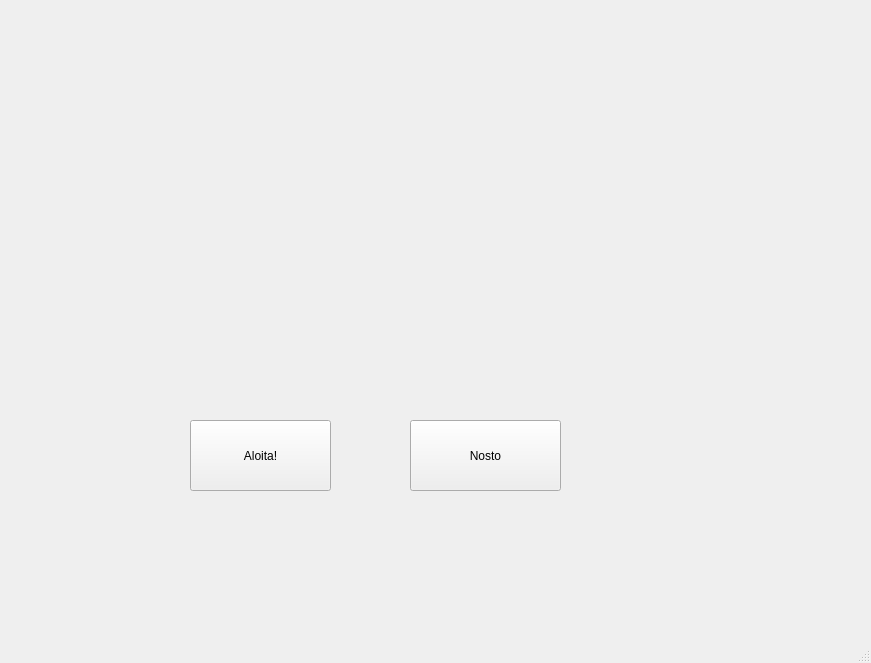
jerpism/banksimul_testdev, file qt_frontend/frontend/mainwindow.ui: the form before one commit.
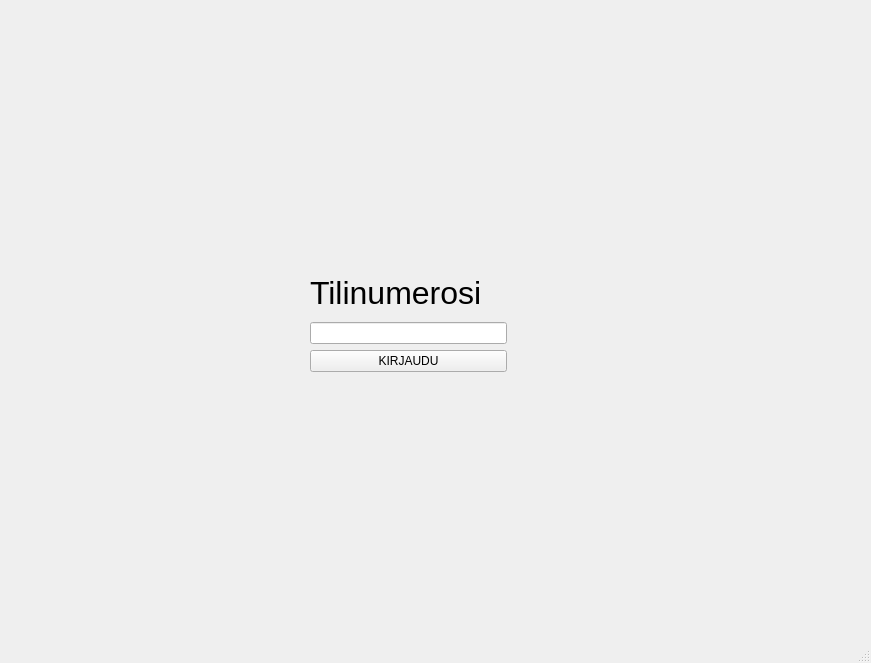
The form after the commit.

Commit message: Work a bit more on timeout functionality and add a login menu

```diff
--- a/qt_frontend/frontend/mainwindow.ui
+++ b/qt_frontend/frontend/mainwindow.ui
@@ -17,8 +17,8 @@
    <widget class="QStackedWidget" name="stackedWidget">
     <property name="geometry">
      <rect>
-      <x>0</x>
-      <y>10</y>
+      <x>40</x>
+      <y>30</y>
       <width>801</width>
       <height>541</height>
      </rect>
@@ -26,7 +26,43 @@
     <property name="currentIndex">
      <number>0</number>
     </property>
-    <widget class="QWidget" name="page">
+    <widget class="QWidget" name="loginpage">
+     <widget class="QWidget" name="">
+      <property name="geometry">
+       <rect>
+        <x>270</x>
+        <y>240</y>
+        <width>197</width>
+        <height>102</height>
+       </rect>
+      </property>
+      <layout class="QVBoxLayout" name="verticalLayout_7">
+       <item>
+        <widget class="QLabel" name="loginLabel">
+         <property name="font">
+          <font>
+           <pointsize>24</pointsize>
+          </font>
+         </property>
+         <property name="text">
+          <string>Tilinumerosi</string>
+         </property>
+        </widget>
+       </item>
+       <item>
+        <widget class="QLineEdit" name="loginLineEdit"/>
+       </item>
+       <item>
+        <widget class="QPushButton" name="loginPushButton">
+         <property name="text">
+          <string>KIRJAUDU</string>
+         </property>
+        </widget>
+       </item>
+      </layout>
+     </widget>
+    </widget>
+    <widget class="QWidget" name="menupage">
      <widget class="QPushButton" name="startTestPushButton">
       <property name="geometry">
        <rect>
```
The commit also changes 3 other files.
